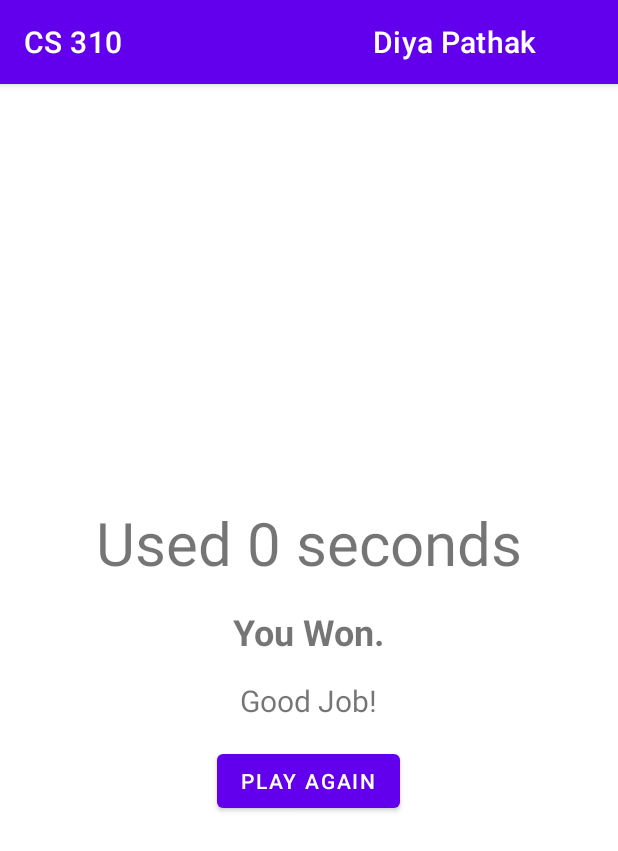
After one commit to dpathak03/Minesweeper_, an Android app: the GameWinnerActivity screen opened directly, with no data from a screen before it, on a phone screen of 412 x 824 dp. The commit adds this screen. Shown: the top 851 px of the screen. Run offline under Robolectric (Android 15) with nearby library versions, the phone set to English and light mode, and no system bars.

Commit message:
Finished Win and Loose Conditions

```diff
--- a/app/src/main/AndroidManifest.xml
+++ b/app/src/main/AndroidManifest.xml
@@ -20,9 +20,8 @@
             </intent-filter>
         </activity>
 
-        <activity android:name=".GameOverActivity">
-
-        </activity>
+        <activity android:name=".GameOverActivity" />
+        <activity android:name=".GameWinnerActivity" />
     </application>
 
 </manifest>
--- /dev/null
+++ b/app/src/main/java/com/example/minesweeper_/GameWinnerActivity.java
@@ -0,0 +1,30 @@
+package com.example.minesweeper_;
+import android.content.Intent;
+import android.os.Bundle;
+import android.view.View;
+import android.widget.Button;
+import android.widget.TextView;
+
+import androidx.appcompat.app.AppCompatActivity;
+
+public class GameWinnerActivity extends AppCompatActivity {
+
+    @Override
+    protected void onCreate(Bundle savedInstanceState) {
+        super.onCreate(savedInstanceState);
+        setContentView(R.layout.game_winner);
+        int time = getIntent().getIntExtra("TIME", 0);
+        TextView tvTime = findViewById(R.id.tvTime);
+        tvTime.setText("Used " + time + " seconds");
+        Button restartButton = findViewById(R.id.restartButton);
+        restartButton.setOnClickListener(new View.OnClickListener() {
+
+            @Override
+            public void onClick(View v) {
+                Intent intent = new Intent(GameWinnerActivity.this, MainActivity.class);
+                startActivity(intent);
+                finish();
+            }
+        });
+    }
+}
--- /dev/null
+++ b/app/src/main/res/layout/game_winner.xml
@@ -0,0 +1,39 @@
+<?xml version="1.0" encoding="utf-8"?>
+<!-- activity_game_over.xml -->
+<LinearLayout xmlns:android="http://schemas.android.com/apk/res/android"
+    xmlns:tools="http://schemas.android.com/tools"
+    android:layout_width="match_parent"
+    android:layout_height="match_parent"
+    android:orientation="vertical"
+    android:gravity="center"
+    android:padding="16dp"
+    tools:context=".GameOverActivity">
+
+    <TextView
+        android:id="@+id/tvTime"
+        android:layout_width="wrap_content"
+        android:layout_height="wrap_content"
+        android:textSize="40sp"
+        android:layout_marginBottom="16dp" />
+
+    <TextView
+        android:layout_width="wrap_content"
+        android:layout_height="wrap_content"
+        android:text="You Won."
+        android:textSize="24sp"
+        android:textStyle="bold"
+        android:layout_marginBottom="16dp" />
+
+    <TextView
+        android:layout_width="wrap_content"
+        android:layout_height="wrap_content"
+        android:text="Good Job!"
+        android:textSize="20sp"
+        android:layout_marginBottom="16dp" />
+
+    <Button
+        android:id="@+id/restartButton"
+        android:layout_width="wrap_content"
+        android:layout_height="wrap_content"
+        android:text="PLAY AGAIN" />
+</LinearLayout>
```
Also changed, not shown: app/src/main/java/com/example/minesweeper_/MainActivity.java (+45 -9 lines).
